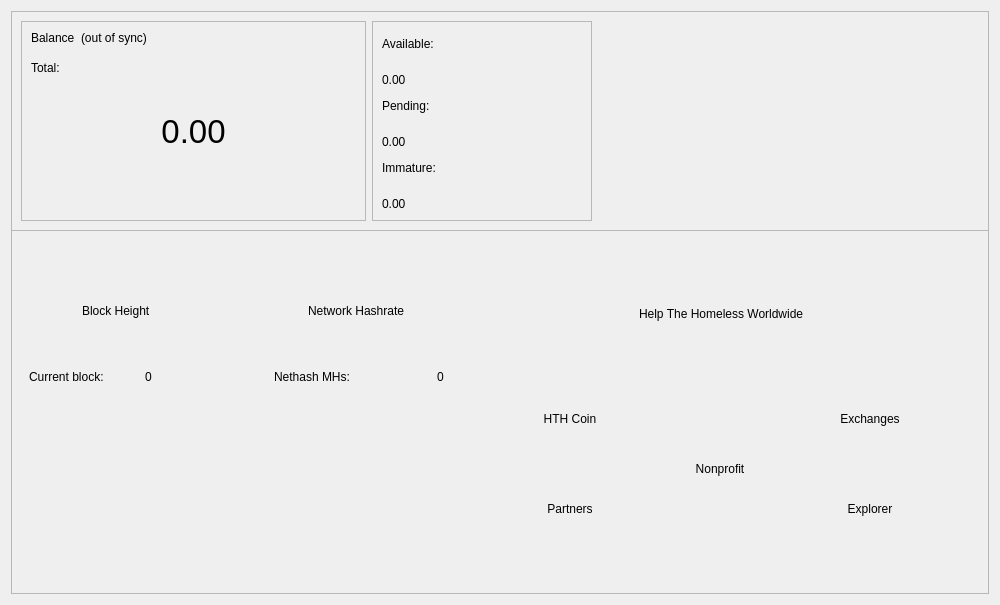
devilking6105/HTH, file src/qt/forms/overviewpage.ui: the form before one commit.
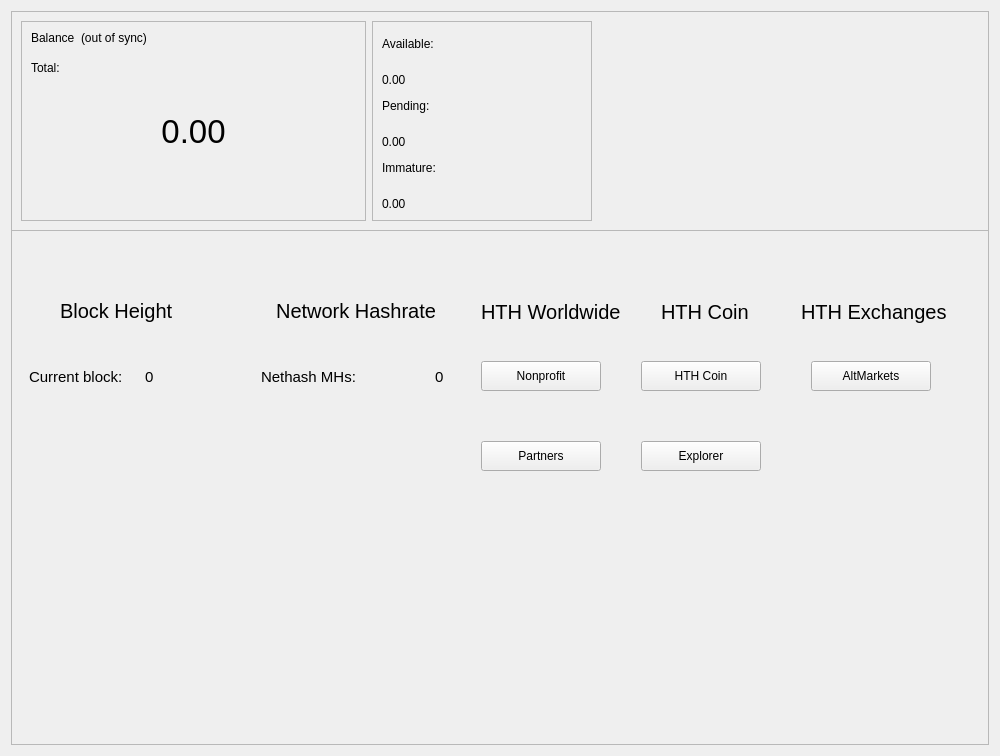
The form after the commit. Icons and pictures are not drawn.

The edit to the form file:
```diff
--- a/src/qt/forms/overviewpage.ui
+++ b/src/qt/forms/overviewpage.ui
@@ -7,7 +7,7 @@
     <x>0</x>
     <y>0</y>
     <width>1000</width>
-    <height>605</height>
+    <height>756</height>
    </rect>
   </property>
   <property name="sizePolicy">
@@ -474,213 +474,6 @@
        </item>
       </layout>
      </widget>
-     <widget class="QFrame" name="frame_2">
-      <property name="geometry">
-       <rect>
-        <x>480</x>
-        <y>220</y>
-        <width>461</width>
-        <height>320</height>
-       </rect>
-      </property>
-      <property name="minimumSize">
-       <size>
-        <width>0</width>
-        <height>320</height>
-       </size>
-      </property>
-      <property name="styleSheet">
-       <string notr="true">border: transparent</string>
-      </property>
-      <layout class="QVBoxLayout" name="verticalLayout_10">
-       <item>
-        <layout class="QVBoxLayout" name="verticalLayout_8">
-         <item>
-          <layout class="QHBoxLayout" name="horizontalLayout_8">
-           <item alignment="Qt::AlignHCenter|Qt::AlignVCenter">
-            <widget class="QLabel" name="label_6">
-             <property name="text">
-              <string>Help The Homeless Worldwide</string>
-             </property>
-            </widget>
-           </item>
-          </layout>
-         </item>
-         <item>
-          <widget class="QFrame" name="frame_4">
-           <property name="frameShape">
-            <enum>QFrame::StyledPanel</enum>
-           </property>
-           <property name="frameShadow">
-            <enum>QFrame::Raised</enum>
-           </property>
-           <widget class="QPushButton" name="pushButton_Website_1">
-            <property name="geometry">
-             <rect>
-              <x>10</x>
-              <y>10</y>
-              <width>120</width>
-              <height>30</height>
-             </rect>
-            </property>
-            <property name="minimumSize">
-             <size>
-              <width>100</width>
-              <height>30</height>
-             </size>
-            </property>
-            <property name="maximumSize">
-             <size>
-              <width>120</width>
-              <height>0</height>
-             </size>
-            </property>
-            <property name="sizeIncrement">
-             <size>
-              <width>0</width>
-              <height>0</height>
-             </size>
-            </property>
-            <property name="toolTip">
-             <string>Visit Help The Homeless Coin Website</string>
-            </property>
-            <property name="styleSheet">
-             <string notr="true">&lt;a href=&quot;https://hth.world&quot;&gt;&lt;/a&gt;</string>
-            </property>
-            <property name="text">
-             <string>HTH Coin</string>
-            </property>
-           </widget>
-           <widget class="QPushButton" name="pushButton_Website_4">
-            <property name="geometry">
-             <rect>
-              <x>10</x>
-              <y>100</y>
-              <width>120</width>
-              <height>30</height>
-             </rect>
-            </property>
-            <property name="minimumSize">
-             <size>
-              <width>100</width>
-              <height>30</height>
-             </size>
-            </property>
-            <property name="maximumSize">
-             <size>
-              <width>120</width>
-              <height>30</height>
-             </size>
-            </property>
-            <property name="toolTip">
-             <string>Visit HTH Partners and Donate Today!!!!!!!!</string>
-            </property>
-            <property name="styleSheet">
-             <string notr="true">&lt;a href=&quot;https://hth.world/partners.html&quot;&gt;&lt;/a&gt;</string>
-            </property>
-            <property name="text">
-             <string>Partners</string>
-            </property>
-           </widget>
-           <widget class="QPushButton" name="pushButton_Website">
-            <property name="geometry">
-             <rect>
-              <x>160</x>
-              <y>60</y>
-              <width>120</width>
-              <height>30</height>
-             </rect>
-            </property>
-            <property name="minimumSize">
-             <size>
-              <width>100</width>
-              <height>30</height>
-             </size>
-            </property>
-            <property name="maximumSize">
-             <size>
-              <width>120</width>
-              <height>30</height>
-             </size>
-            </property>
-            <property name="toolTip">
-             <string>Visit Help The Homeless Worldwide A NJ Nonprofit Corporation</string>
-            </property>
-            <property name="styleSheet">
-             <string notr="true">&lt;a href=&quot;https://www.helpthehomelessworldwide.org&quot;&gt;&lt;/a&gt;</string>
-            </property>
-            <property name="text">
-             <string>Nonprofit</string>
-            </property>
-           </widget>
-           <widget class="QPushButton" name="pushButton_Website_2">
-            <property name="geometry">
-             <rect>
-              <x>310</x>
-              <y>10</y>
-              <width>120</width>
-              <height>30</height>
-             </rect>
-            </property>
-            <property name="minimumSize">
-             <size>
-              <width>100</width>
-              <height>30</height>
-             </size>
-            </property>
-            <property name="maximumSize">
-             <size>
-              <width>120</width>
-              <height>30</height>
-             </size>
-            </property>
-            <property name="toolTip">
-             <string>Visit Help The Homeless Coin Exchanges and Trade Today</string>
-            </property>
-            <property name="styleSheet">
-             <string notr="true">&lt;a href=&quot;https://hth.world/exchanges.html&quot;&gt;&lt;/a&gt;</string>
-            </property>
-            <property name="text">
-             <string>Exchanges</string>
-            </property>
-           </widget>
-           <widget class="QPushButton" name="pushButton_Website_3">
-            <property name="geometry">
-             <rect>
-              <x>310</x>
-              <y>100</y>
-              <width>120</width>
-              <height>30</height>
-             </rect>
-            </property>
-            <property name="minimumSize">
-             <size>
-              <width>100</width>
-              <height>30</height>
-             </size>
-            </property>
-            <property name="maximumSize">
-             <size>
-              <width>120</width>
-              <height>30</height>
-             </size>
-            </property>
-            <property name="toolTip">
-             <string>Visit Help The Homeless Coin Explorer and Track Your HTH Coins</string>
-            </property>
-            <property name="styleSheet">
-             <string notr="true">&lt;a href=&quot;https://chainz.cryptoid.info/hth&quot;&gt;&lt;/a&gt;</string>
-            </property>
-            <property name="text">
-             <string>Explorer</string>
-            </property>
-           </widget>
-          </widget>
-         </item>
-        </layout>
-       </item>
-      </layout>
-     </widget>
      <widget class="QFrame" name="frameBlockchainInfo_2">
       <property name="geometry">
        <rect>
@@ -724,7 +517,8 @@
          <item alignment="Qt::AlignHCenter|Qt::AlignVCenter">
           <widget class="QLabel" name="label">
            <property name="styleSheet">
-            <string notr="true">border: transparent</string>
+            <string notr="true">border: transparent;
+font-size: 20px;</string>
            </property>
            <property name="text">
             <string>Block Height</string>
@@ -750,7 +544,8 @@
          <item alignment="Qt::AlignHCenter|Qt::AlignVCenter">
           <widget class="QLabel" name="label_24hblockchaininfo_1">
            <property name="styleSheet">
-            <string notr="true">border: transparent</string>
+            <string notr="true">border: transparent;
+font-size: 20px;</string>
            </property>
            <property name="text">
             <string>Network Hashrate</string>
@@ -765,7 +560,8 @@
        <item>
         <widget class="QFrame" name="frameBlockchainInfoData_3">
          <property name="styleSheet">
-          <string notr="true">border: transparent</string>
+          <string notr="true">border: transparent;
+; font-size: 15px;</string>
          </property>
          <property name="frameShape">
           <enum>QFrame::StyledPanel</enum>
@@ -776,6 +572,9 @@
          <layout class="QGridLayout" name="gridLayout_5">
           <item row="3" column="2" alignment="Qt::AlignRight|Qt::AlignVCenter">
            <widget class="QLabel" name="label_Nethash_3">
+            <property name="styleSheet">
+             <string notr="true">font-size: 15px;</string>
+            </property>
             <property name="text">
              <string>Nethash MHs:</string>
             </property>
@@ -798,6 +597,9 @@
               <height>16777215</height>
              </size>
             </property>
+            <property name="styleSheet">
+             <string notr="true">font-size: 15px</string>
+            </property>
             <property name="text">
              <string>Current block:</string>
             </property>
@@ -830,6 +632,9 @@
               <height>16777215</height>
              </size>
             </property>
+            <property name="styleSheet">
+             <string notr="true">font-size: 15px;</string>
+            </property>
             <property name="text">
              <string>0</string>
             </property>
@@ -859,6 +664,215 @@
        </item>
       </layout>
      </widget>
+     <widget class="QPushButton" name="pushButton_Website_4">
+      <property name="geometry">
+       <rect>
+        <x>470</x>
+        <y>430</y>
+        <width>120</width>
+        <height>30</height>
+       </rect>
+      </property>
+      <property name="minimumSize">
+       <size>
+        <width>100</width>
+        <height>30</height>
+       </size>
+      </property>
+      <property name="maximumSize">
+       <size>
+        <width>120</width>
+        <height>30</height>
+       </size>
+      </property>
+      <property name="toolTip">
+       <string>Visit HTH Partners and Donate Today!!!!!!!!</string>
+      </property>
+      <property name="styleSheet">
+       <string notr="true">&lt;a href=&quot;https://hth.world/partners.html&quot;&gt;&lt;/a&gt;</string>
+      </property>
+      <property name="text">
+       <string>Partners</string>
+      </property>
+     </widget>
+     <widget class="QPushButton" name="pushButton_Website_1">
+      <property name="geometry">
+       <rect>
+        <x>630</x>
+        <y>350</y>
+        <width>120</width>
+        <height>30</height>
+       </rect>
+      </property>
+      <property name="minimumSize">
+       <size>
+        <width>100</width>
+        <height>30</height>
+       </size>
+      </property>
+      <property name="maximumSize">
+       <size>
+        <width>120</width>
+        <height>0</height>
+       </size>
+      </property>
+      <property name="sizeIncrement">
+       <size>
+        <width>0</width>
+        <height>0</height>
+       </size>
+      </property>
+      <property name="toolTip">
+       <string>Visit Help The Homeless Coin Website</string>
+      </property>
+      <property name="styleSheet">
+       <string notr="true">&lt;a href=&quot;https://hth.world&quot;&gt;&lt;/a&gt;</string>
+      </property>
+      <property name="text">
+       <string>HTH Coin</string>
+      </property>
+     </widget>
+     <widget class="QPushButton" name="pushButton_Website">
+      <property name="geometry">
+       <rect>
+        <x>470</x>
+        <y>350</y>
+        <width>120</width>
+        <height>30</height>
+       </rect>
+      </property>
+      <property name="minimumSize">
+       <size>
+        <width>100</width>
+        <height>30</height>
+       </size>
+      </property>
+      <property name="maximumSize">
+       <size>
+        <width>120</width>
+        <height>30</height>
+       </size>
+      </property>
+      <property name="toolTip">
+       <string>Visit Help The Homeless Worldwide A NJ Nonprofit Corporation</string>
+      </property>
+      <property name="styleSheet">
+       <string notr="true">&lt;a href=&quot;https://www.helpthehomelessworldwide.org&quot;&gt;&lt;/a&gt;</string>
+      </property>
+      <property name="text">
+       <string>Nonprofit</string>
+      </property>
+     </widget>
+     <widget class="QPushButton" name="pushButton_Website_3">
+      <property name="geometry">
+       <rect>
+        <x>630</x>
+        <y>430</y>
+        <width>120</width>
+        <height>30</height>
+       </rect>
+      </property>
+      <property name="minimumSize">
+       <size>
+        <width>100</width>
+        <height>30</height>
+       </size>
+      </property>
+      <property name="maximumSize">
+       <size>
+        <width>120</width>
+        <height>30</height>
+       </size>
+      </property>
+      <property name="toolTip">
+       <string>Visit Help The Homeless Coin Explorer and Track Your HTH Coins</string>
+      </property>
+      <property name="styleSheet">
+       <string notr="true">&lt;a href=&quot;https://chainz.cryptoid.info/hth&quot;&gt;&lt;/a&gt;</string>
+      </property>
+      <property name="text">
+       <string>Explorer</string>
+      </property>
+     </widget>
+     <widget class="QPushButton" name="pushButton_Website_2">
+      <property name="geometry">
+       <rect>
+        <x>800</x>
+        <y>350</y>
+        <width>120</width>
+        <height>30</height>
+       </rect>
+      </property>
+      <property name="minimumSize">
+       <size>
+        <width>100</width>
+        <height>30</height>
+       </size>
+      </property>
+      <property name="maximumSize">
+       <size>
+        <width>120</width>
+        <height>30</height>
+       </size>
+      </property>
+      <property name="toolTip">
+       <string>Visit Help The Homeless Coin Exchanges and Trade Today</string>
+      </property>
+      <property name="styleSheet">
+       <string notr="true">&lt;a href=&quot;https://hth.world/exchanges.html&quot;&gt;&lt;/a&gt;</string>
+      </property>
+      <property name="text">
+       <string>AltMarkets</string>
+      </property>
+     </widget>
+     <widget class="QLabel" name="label_2">
+      <property name="geometry">
+       <rect>
+        <x>470</x>
+        <y>280</y>
+        <width>151</width>
+        <height>41</height>
+       </rect>
+      </property>
+      <property name="styleSheet">
+       <string notr="true">font-size: 20px;</string>
+      </property>
+      <property name="text">
+       <string>HTH Worldwide</string>
+      </property>
+     </widget>
+     <widget class="QLabel" name="label_3">
+      <property name="geometry">
+       <rect>
+        <x>650</x>
+        <y>280</y>
+        <width>91</width>
+        <height>41</height>
+       </rect>
+      </property>
+      <property name="styleSheet">
+       <string notr="true">font-size: 20px;</string>
+      </property>
+      <property name="text">
+       <string>HTH Coin</string>
+      </property>
+     </widget>
+     <widget class="QLabel" name="label_4">
+      <property name="geometry">
+       <rect>
+        <x>790</x>
+        <y>280</y>
+        <width>151</width>
+        <height>41</height>
+       </rect>
+      </property>
+      <property name="styleSheet">
+       <string notr="true">font-size: 20px;</string>
+      </property>
+      <property name="text">
+       <string>HTH Exchanges</string>
+      </property>
+     </widget>
     </widget>
    </item>
   </layout>
```
